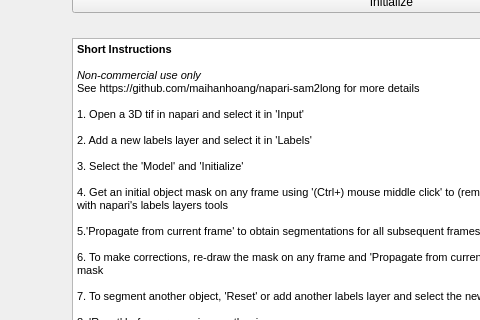
This is src/UI_files/SAM2Long.ui in maihanhoang/napari-sam2long as Qt 5 draws it before an edit; both pictures show x 0 to 480 and y 182 to 502 of the 722 by 851 pixel window. The edited form follows.
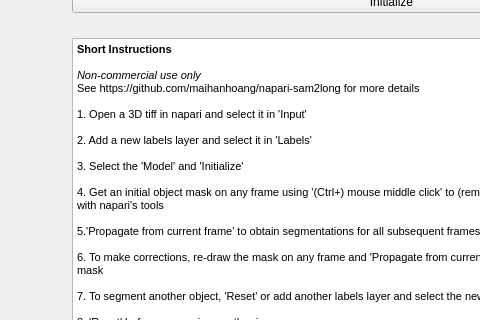
This is the edited form.

Commit message: make usage instructions clearer

The edit to the form file:
```diff
--- a/src/UI_files/SAM2Long.ui
+++ b/src/UI_files/SAM2Long.ui
@@ -122,13 +122,13 @@
 &lt;p style=&quot; margin-top:0px; margin-bottom:0px; margin-left:0px; margin-right:0px; -qt-block-indent:0; text-indent:0px;&quot;&gt;&lt;span style=&quot; font-size:8.25pt; font-style: italic&quot;&gt;Non-commercial use only&lt;/span&gt;&lt;/p&gt;
 &lt;p style=&quot; margin-top:0px; margin-bottom:0px; margin-left:0px; margin-right:0px; -qt-block-indent:0; text-indent:0px;&quot;&gt;&lt;span style=&quot; font-size:8.25pt;&quot;&gt;See https://github.com/maihanhoang/napari-sam2long for more details&lt;/span&gt;&lt;/p&gt;
 &lt;p style=&quot;-qt-paragraph-type:empty; margin-top:0px; margin-bottom:0px; margin-left:0px; margin-right:0px; -qt-block-indent:0; text-indent:0px; font-size:8.25pt;&quot;&gt;&lt;br /&gt;&lt;/p&gt;
-&lt;p style=&quot; margin-top:0px; margin-bottom:0px; margin-left:0px; margin-right:0px; -qt-block-indent:0; text-indent:0px;&quot;&gt;&lt;span style=&quot; font-size:8.25pt;&quot;&gt;1. Open a 3D tif in napari and select it in 'Input'&lt;/span&gt;&lt;/p&gt;
+&lt;p style=&quot; margin-top:0px; margin-bottom:0px; margin-left:0px; margin-right:0px; -qt-block-indent:0; text-indent:0px;&quot;&gt;&lt;span style=&quot; font-size:8.25pt;&quot;&gt;1. Open a 3D tiff in napari and select it in 'Input'&lt;/span&gt;&lt;/p&gt;
 &lt;p style=&quot;-qt-paragraph-type:empty; margin-top:0px; margin-bottom:0px; margin-left:0px; margin-right:0px; -qt-block-indent:0; text-indent:0px; font-size:8.25pt;&quot;&gt;&lt;br /&gt;&lt;/p&gt;
 &lt;p style=&quot; margin-top:0px; margin-bottom:0px; margin-left:0px; margin-right:0px; -qt-block-indent:0; text-indent:0px;&quot;&gt;&lt;span style=&quot; font-size:8.25pt;&quot;&gt;2. Add a new labels layer and select it in 'Labels'&lt;/span&gt;&lt;/p&gt;
 &lt;p style=&quot;-qt-paragraph-type:empty; margin-top:0px; margin-bottom:0px; margin-left:0px; margin-right:0px; -qt-block-indent:0; text-indent:0px; font-size:8.25pt;&quot;&gt;&lt;br /&gt;&lt;/p&gt;
 &lt;p style=&quot; margin-top:0px; margin-bottom:0px; margin-left:0px; margin-right:0px; -qt-block-indent:0; text-indent:0px;&quot;&gt;&lt;span style=&quot; font-size:8.25pt;&quot;&gt;3. Select the 'Model' and 'Initialize'&lt;/span&gt;&lt;/p&gt;
 &lt;p style=&quot;-qt-paragraph-type:empty; margin-top:0px; margin-bottom:0px; margin-left:0px; margin-right:0px; -qt-block-indent:0; text-indent:0px; font-size:8.25pt;&quot;&gt;&lt;br /&gt;&lt;/p&gt;
-&lt;p style=&quot; margin-top:0px; margin-bottom:0px; margin-left:0px; margin-right:0px; -qt-block-indent:0; text-indent:0px;&quot;&gt;&lt;span style=&quot; font-size:8.25pt;&quot;&gt;4. Get an initial object mask on any frame using '(Ctrl+) mouse middle click' to (remove) add regions or manually draw a mask with napari's labels layers tools&lt;/span&gt;&lt;/p&gt;
+&lt;p style=&quot; margin-top:0px; margin-bottom:0px; margin-left:0px; margin-right:0px; -qt-block-indent:0; text-indent:0px;&quot;&gt;&lt;span style=&quot; font-size:8.25pt;&quot;&gt;4. Get an initial object mask on any frame using '(Ctrl+) mouse middle click' to (remove) add regions or manually draw a mask with napari's tools&lt;/span&gt;&lt;/p&gt;
 &lt;p style=&quot;-qt-paragraph-type:empty; margin-top:0px; margin-bottom:0px; margin-left:0px; margin-right:0px; -qt-block-indent:0; text-indent:0px; font-size:8.25pt;&quot;&gt;&lt;br /&gt;&lt;/p&gt;
 &lt;p style=&quot; margin-top:0px; margin-bottom:0px; margin-left:0px; margin-right:0px; -qt-block-indent:0; text-indent:0px;&quot;&gt;&lt;span style=&quot; font-size:8.25pt;&quot;&gt;5.'Propagate from current frame' to obtain segmentations for all subsequent frames  &lt;/span&gt;&lt;/p&gt;
 &lt;p style=&quot;-qt-paragraph-type:empty; margin-top:0px; margin-bottom:0px; margin-left:0px; margin-right:0px; -qt-block-indent:0; text-indent:0px; font-size:8.25pt;&quot;&gt;&lt;br /&gt;&lt;/p&gt;
```
The commit also changes 1 other file.
